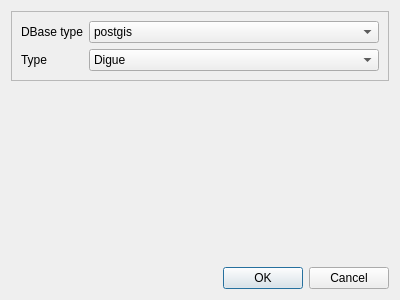
Old version of the form Lamia/dialog/InspectionDigue_newDB.ui in the repository Artelia/Lamia.
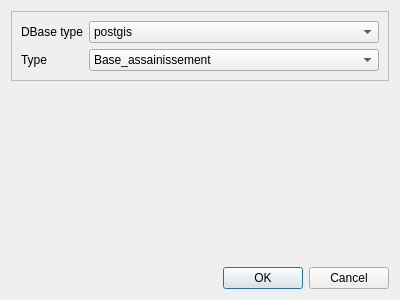
New version of the form.

```diff
--- a/Lamia/dialog/InspectionDigue_newDB.ui
+++ b/Lamia/dialog/InspectionDigue_newDB.ui
@@ -55,7 +55,12 @@
        <widget class="QComboBox" name="comboBox_type">
         <item>
          <property name="text">
-          <string>Digue</string>
+          <string>Base_assainissement</string>
+         </property>
+        </item>
+        <item>
+         <property name="text">
+          <string>Base_digue</string>
          </property>
         </item>
         <item>
```
Left out of the diff: 15 changed lines with no effect on the pictures.
